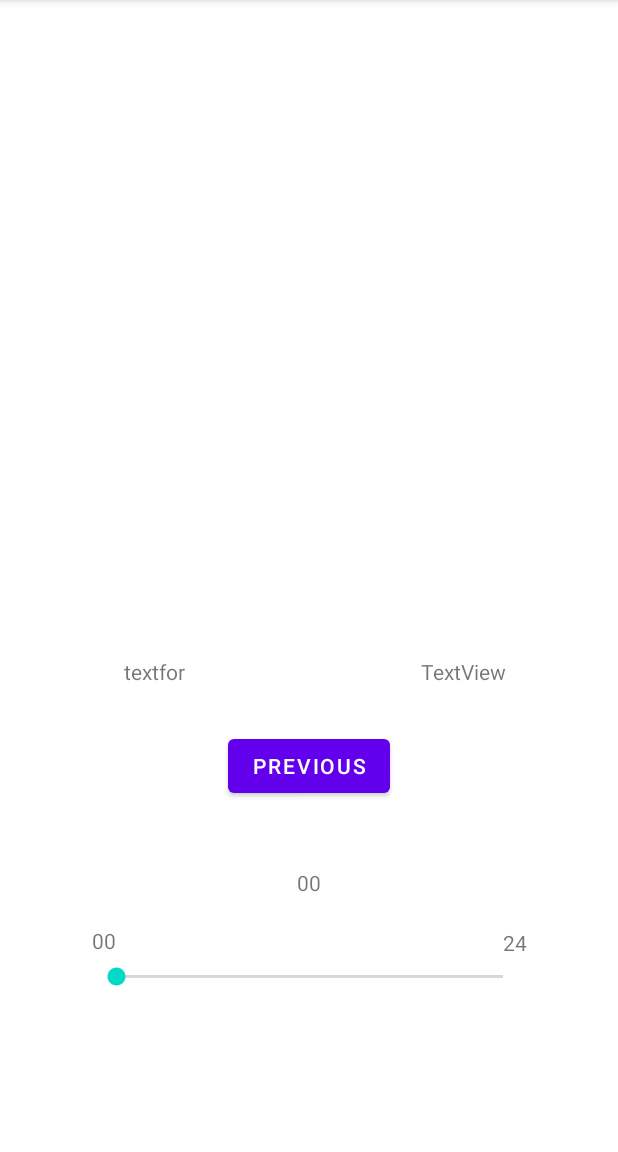
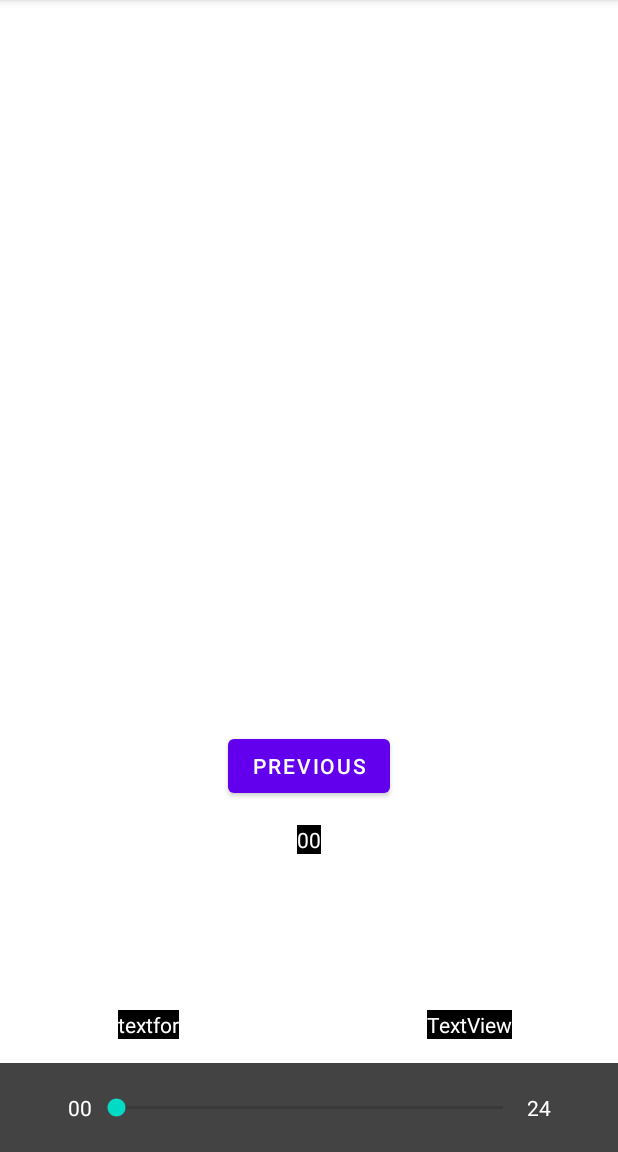
Before and after one commit to Thomasnelson2123/SkyGazers, an Android app: the screen it shows after launch (SecondActivity), after a tap on "SUBMIT", on a phone screen of 412 x 824 dp, the part 84-1236 px from its top. Run offline under Robolectric (Android 15) with nearby library versions, the phone set to English and light mode, and no system bars; our stand-ins replace navigation-ui.

Commit message:
changing styles

```diff
--- a/app/src/main/res/layout/fragment_second.xml
+++ b/app/src/main/res/layout/fragment_second.xml
@@ -25,61 +25,81 @@
         app:layout_constraintStart_toStartOf="parent"
         app:layout_constraintTop_toBottomOf="@id/textview_second" />
 
-    <SeekBar
-        android:id="@+id/seekBar"
-        android:layout_width="290dp"
-        android:layout_height="18dp"
-        app:layout_constraintBottom_toBottomOf="parent"
+    <TextView
+        android:id="@+id/curElevation"
+        android:layout_width="wrap_content"
+        android:layout_height="wrap_content"
+        android:layout_marginBottom="16dp"
+        android:background="#000000"
+        android:text="TextView"
+        android:textColor="#FFFFFF"
+        app:layout_constraintBottom_toTopOf="@+id/constraintLayout"
         app:layout_constraintEnd_toEndOf="parent"
-        app:layout_constraintStart_toStartOf="parent"
-        app:layout_constraintTop_toBottomOf="@+id/button_second"
-        android:max="24"/>
+        app:layout_constraintStart_toEndOf="@+id/curNum" />
 
     <TextView
-        android:id="@+id/low"
+        android:id="@+id/curAzimuth"
         android:layout_width="wrap_content"
         android:layout_height="wrap_content"
-        android:layout_marginBottom="5dp"
-        android:text="00"
-        app:layout_constraintBottom_toTopOf="@+id/seekBar"
-        app:layout_constraintStart_toStartOf="@+id/seekBar" />
-
-    <TextView
-        android:id="@+id/high"
-        android:layout_width="wrap_content"
-        android:layout_height="wrap_content"
-        android:layout_marginBottom="4dp"
-        android:text="24"
-        app:layout_constraintBottom_toTopOf="@+id/seekBar"
-        app:layout_constraintEnd_toEndOf="@+id/seekBar" />
+        android:layout_marginBottom="16dp"
+        android:background="#000000"
+        android:text="textfor"
+        android:textColor="#FFFFFF"
+        app:layout_constraintBottom_toTopOf="@+id/constraintLayout"
+        app:layout_constraintEnd_toStartOf="@+id/curNum"
+        app:layout_constraintStart_toStartOf="parent" />
 
     <TextView
         android:id="@+id/curNum"
         android:layout_width="wrap_content"
         android:layout_height="wrap_content"
+        android:layout_marginTop="15dp"
+        android:background="#000000"
         android:text="00"
-        app:layout_constraintBottom_toTopOf="@+id/seekBar"
+        android:textColor="#FFFFFF"
         app:layout_constraintEnd_toEndOf="parent"
         app:layout_constraintStart_toStartOf="parent"
         app:layout_constraintTop_toBottomOf="@+id/button_second" />
 
-    <TextView
-        android:id="@+id/curAzimuth"
-        android:layout_width="wrap_content"
-        android:layout_height="wrap_content"
-        android:text="textfor"
-        app:layout_constraintBottom_toTopOf="@+id/seekBar"
-        app:layout_constraintEnd_toStartOf="@+id/textview_second"
-        app:layout_constraintStart_toStartOf="parent"
-        app:layout_constraintTop_toBottomOf="@+id/textview_second" />
+    <androidx.constraintlayout.widget.ConstraintLayout
+        android:id="@+id/constraintLayout"
+        android:layout_width="match_parent"
+        android:layout_height="59dp"
+        android:background="#BC000000"
+        app:layout_constraintBottom_toBottomOf="parent"
+        app:layout_constraintEnd_toEndOf="parent"
+        app:layout_constraintStart_toStartOf="parent">
 
-    <TextView
-        android:id="@+id/curElevation"
-        android:layout_width="wrap_content"
-        android:layout_height="wrap_content"
-        android:text="TextView"
-        app:layout_constraintBottom_toBottomOf="@+id/curAzimuth"
-        app:layout_constraintEnd_toEndOf="parent"
-        app:layout_constraintStart_toEndOf="@+id/textview_second"
-        app:layout_constraintTop_toTopOf="@+id/curAzimuth" />
+        <TextView
+            android:id="@+id/low"
+            android:layout_width="wrap_content"
+            android:layout_height="wrap_content"
+            android:text="00"
+            android:textColor="#FFFFFF"
+            app:layout_constraintBottom_toBottomOf="parent"
+            app:layout_constraintEnd_toStartOf="@+id/seekBar"
+            app:layout_constraintTop_toTopOf="parent" />
+
+        <TextView
+            android:id="@+id/high"
+            android:layout_width="wrap_content"
+            android:layout_height="wrap_content"
+            android:text="24"
+            android:textColor="#FFFFFF"
+            app:layout_constraintBottom_toBottomOf="parent"
+            app:layout_constraintStart_toEndOf="@+id/seekBar"
+            app:layout_constraintTop_toTopOf="parent" />
+
+        <SeekBar
+            android:id="@+id/seekBar"
+            android:layout_width="290dp"
+            android:layout_height="18dp"
+            android:backgroundTint="#FFFFFF"
+            android:max="24"
+            app:layout_constraintBottom_toBottomOf="parent"
+            app:layout_constraintEnd_toEndOf="parent"
+            app:layout_constraintStart_toStartOf="parent"
+            app:layout_constraintTop_toTopOf="parent" />
+    </androidx.constraintlayout.widget.ConstraintLayout>
+
 </androidx.constraintlayout.widget.ConstraintLayout>
```
